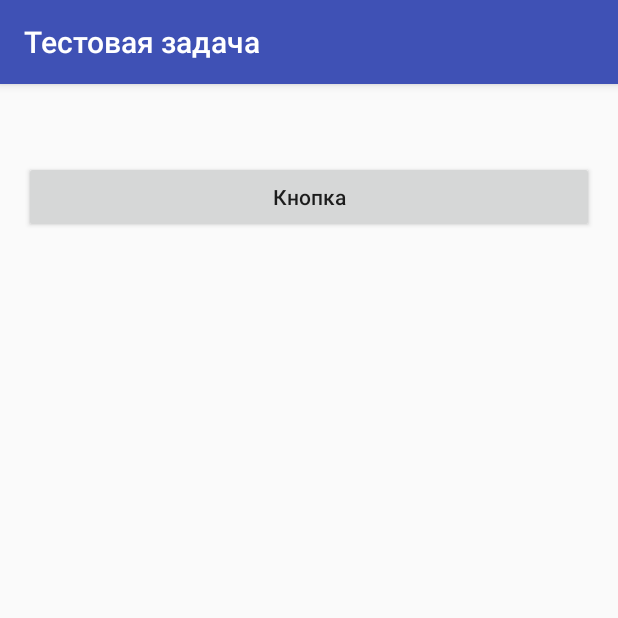
After one commit to SuleymanovTat/-, an Android app: the SecondActivity screen opened directly, with no data from a screen before it, on a phone screen of 412 x 824 dp, the top half of it. The commit adds this screen. Run offline under Robolectric (Android 15) with nearby library versions, the phone set to English and light mode, and no system bars.

Commit message:
Created a second screen with a TextView and Button. Did with the MainActivity transition to the Activity. I made the text transfer with EditText(MainActivity) in the TextView SecondActivity.

```diff
--- a/app/src/main/AndroidManifest.xml
+++ b/app/src/main/AndroidManifest.xml
@@ -18,6 +18,9 @@
                 <category android:name="android.intent.category.LAUNCHER" />
             </intent-filter>
         </activity>
+        <activity
+            android:name=".SecondActivity"
+            android:screenOrientation="portrait" />
     </application>
 
 </manifest>
--- a/app/src/main/java/ru/suleymanovtat/testtaskapplication/MainActivity.java
+++ b/app/src/main/java/ru/suleymanovtat/testtaskapplication/MainActivity.java
@@ -1,5 +1,6 @@
 package ru.suleymanovtat.testtaskapplication;
 
+import android.content.Intent;
 import android.os.Bundle;
 import android.support.v7.app.AppCompatActivity;
 import android.text.TextUtils;
@@ -24,7 +25,10 @@ public class MainActivity extends AppCompatActivity implements View.OnClickListe
     @Override
     public void onClick(View v) {
         if (isTextValid()) {
-            showMessage(edText.getText().toString());
+//            showMessage(edText.getText().toString());
+            Intent intentMessage = new Intent(this, SecondActivity.class);
+            intentMessage.putExtra(SecondActivity.MESSAGE_KEY, edText.getText().toString());
+            startActivity(intentMessage);
         }
     }
 
--- /dev/null
+++ b/app/src/main/java/ru/suleymanovtat/testtaskapplication/SecondActivity.java
@@ -0,0 +1,22 @@
+package ru.suleymanovtat.testtaskapplication;
+
+import android.content.Intent;
+import android.os.Bundle;
+import android.support.v7.app.AppCompatActivity;
+import android.widget.TextView;
+
+public class SecondActivity extends AppCompatActivity {
+
+    public static final String MESSAGE_KEY = "MESSAGE_KEY";
+
+    @Override
+    protected void onCreate(Bundle savedInstanceState) {
+        super.onCreate(savedInstanceState);
+        setContentView(R.layout.activity_second);
+        TextView tvShowText = findViewById(R.id.tvShowText);
+        Intent intentMessage = getIntent();
+        if (intentMessage != null) {
+            tvShowText.setText(intentMessage.getStringExtra(MESSAGE_KEY));
+        }
+    }
+}
--- /dev/null
+++ b/app/src/main/res/layout/activity_second.xml
@@ -0,0 +1,25 @@
+<?xml version="1.0" encoding="utf-8"?>
+<RelativeLayout xmlns:android="http://schemas.android.com/apk/res/android"
+    xmlns:tools="http://schemas.android.com/tools"
+    android:layout_width="match_parent"
+    android:layout_height="match_parent"
+    tools:context="ru.suleymanovtat.testtaskapplication.SecondActivity">
+
+    <TextView
+        android:id="@+id/tvShowText"
+        android:layout_width="match_parent"
+        android:layout_height="wrap_content"
+        android:layout_alignParentTop="true"
+        android:layout_centerHorizontal="true"
+        android:layout_margin="16dp"
+        android:text="@string/show_text" />
+
+    <Button
+        android:layout_width="match_parent"
+        android:layout_height="wrap_content"
+        android:layout_alignEnd="@+id/tvShowText"
+        android:layout_alignStart="@+id/tvShowText"
+        android:layout_below="@+id/tvShowText"
+        android:text="@string/button"
+        android:textAllCaps="false" />
+</RelativeLayout>
--- a/app/src/main/res/values/strings.xml
+++ b/app/src/main/res/values/strings.xml
@@ -2,4 +2,5 @@
     <string name="app_name">Тестовая задача</string>
     <string name="show_text">Показать текст</string>
     <string name="enter_text">Введите текст</string>
+    <string name="button">Кнопка</string>
 </resources>
```
